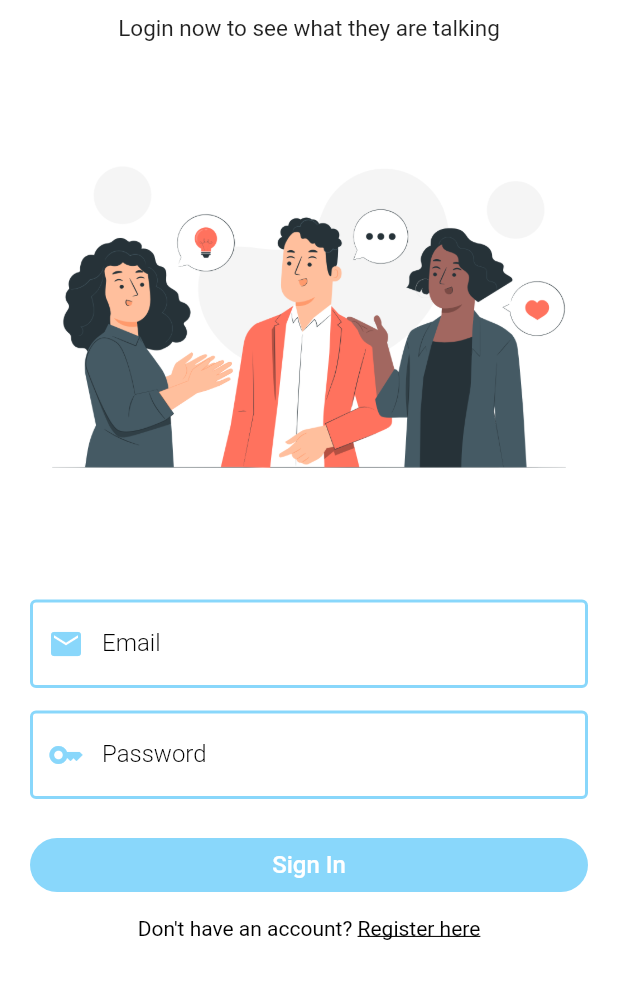
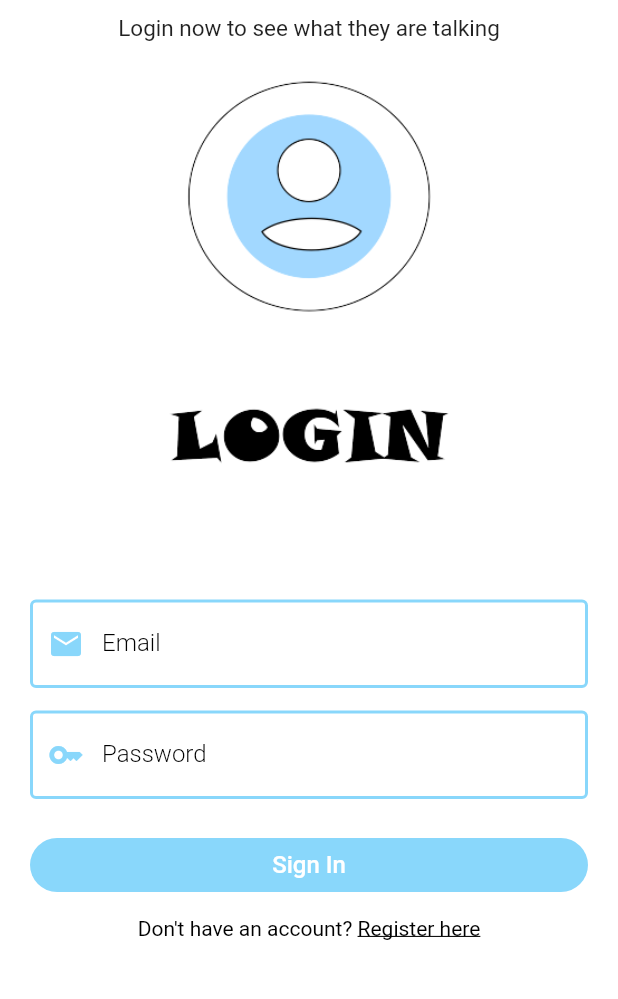
Before and after one commit to shashank-kumar-saxena/chat_app, a Flutter app: the screen it shows after launch, on a phone screen of 412 x 824 dp, the part 185-1184 px from its top. Run offline on Flutter 3.47's test engine with Material 2 defaults, Android fonts, the phone set to English and light mode, and no system bars; our stand-ins replace cloud_firestore, firebase_auth, firebase_core, shared_preferences; accounts and stored records are empty.

Commit message:
Images Changes

```diff
--- a/lib/main.dart
+++ b/lib/main.dart
@@ -55,6 +55,7 @@ class _MyAppState extends State<MyApp> {
   @override
   Widget build(BuildContext context) {
     return MaterialApp(
+      debugShowCheckedModeBanner: false,
       theme: ThemeData(
           primaryColor: Constants().primaryColor,
           scaffoldBackgroundColor: Colors.white),
--- a/lib/pages/chat_page.dart
+++ b/lib/pages/chat_page.dart
@@ -74,9 +74,8 @@ class _ChatPageState extends State<ChatPage> {
             alignment: Alignment.bottomCenter,
             width: MediaQuery.of(context).size.width,
             child: Container(
-              padding: const EdgeInsets.symmetric(horizontal: 20, vertical: 18),
-              width: MediaQuery.of(context).size.width,
-              color: Colors.grey[700],
+              padding: const EdgeInsets.symmetric(horizontal: 10, vertical: 18),
+              color: Color.fromRGBO(113, 113, 113, .5),
               child: Row(children: [
                 Expanded(
                     child: TextFormField(
--- a/lib/pages/home_page.dart
+++ b/lib/pages/home_page.dart
@@ -1,6 +1,7 @@
 import 'package:chat_app/helper/helper_function.dart';
 import 'package:chat_app/pages/auth/login_page.dart';
 import 'package:chat_app/pages/profile_page.dart';
+import 'package:chat_app/pages/search_page.dart';
 import 'package:chat_app/services/auth_services.dart';
 import 'package:chat_app/services/database_service.dart';
 import 'package:chat_app/widgets/group_tile.dart';
@@ -66,7 +67,7 @@ class _HomePageState extends State<HomePage> {
         actions: [
           IconButton(
               onPressed: () {
-                //nextScreen(context, const SearchPage());
+                nextScreen(context, const SearchPage());
               },
               icon: const Icon(
                 Icons.search,
```
Also changed, not shown: assets/login.png, assets/register.png.
